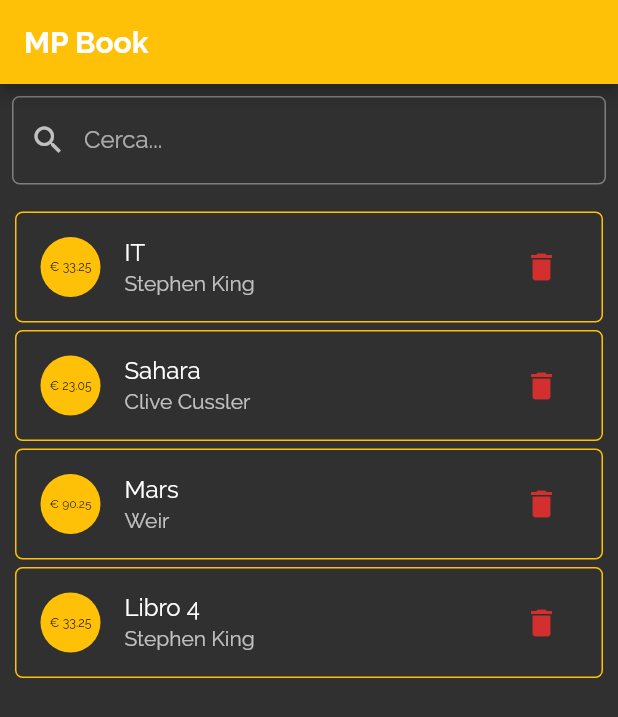
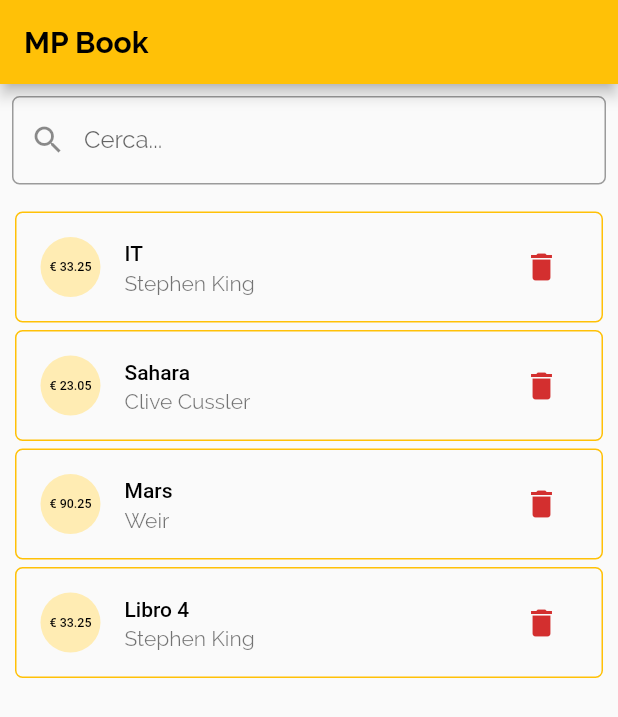
Before and after one commit to mattepuffo/book_flutter, a Flutter app: the screen it shows after launch, on a phone screen of 412 x 824 dp. Shown: the top 717 px of the screen. Run offline on Flutter 3.47's test engine with Material 2 defaults, Android fonts, the phone set to English and light mode, and no system bars; Roboto replaces fonts that are missing (Hind).

```diff
--- a/lib/main.dart
+++ b/lib/main.dart
@@ -15,13 +15,12 @@ class MyApp extends StatelessWidget {
       title: 'MP Book',
       theme: ThemeData(
         fontFamily: 'Raleway',
-        brightness: Brightness.dark,
-        primaryColor: Colors.amber,
+        // brightness: Brightness.dark,
         primarySwatch: Colors.amber,
         textTheme: const TextTheme(
           // headline1: TextStyle(fontWeight: FontWeight.bold),
           headline6: TextStyle(fontWeight: FontWeight.bold),
-          bodyText1: TextStyle(fontSize: 14.0, fontFamily: 'Hind'),
+          bodyText1: TextStyle(fontSize: 14.0, fontFamily: 'Hind',color: Colors.black),
         ),
         elevatedButtonTheme: ElevatedButtonThemeData(
           style: ElevatedButton.styleFrom(
@@ -43,9 +42,9 @@ class MyHomePage extends StatefulWidget {
 }
 
 class _MyHomePageState extends State<MyHomePage> {
-  TextEditingController searchController = TextEditingController();
+  final TextEditingController _searchController = TextEditingController();
 
-  final List<Book> bookList = [
+  final List<Book> _bookList = [
     Book(
       id: 1,
       title: 'IT',
@@ -99,32 +98,32 @@ class _MyHomePageState extends State<MyHomePage> {
       dataAggiunta: DateTime.now(),
     ),
   ];
-  List<Book> copyList = <Book>[];
+  final List<Book> _copyList = <Book>[];
 
   @override
   void initState() {
-    copyList.addAll(bookList);
+    _copyList.addAll(_bookList);
     super.initState();
   }
 
   void cercaLibro(String query) {
     if (query.isNotEmpty) {
       List<Book> searchList = <Book>[];
-      for (Book book in bookList) {
+      for (Book book in _bookList) {
         if (book.title!.toLowerCase().contains(query.toLowerCase()) ||
             book.author!.toLowerCase().contains(query.toLowerCase())) {
           searchList.add(book);
         }
       }
       setState(() {
-        copyList.clear();
-        copyList.addAll(searchList);
+        _copyList.clear();
+        _copyList.addAll(searchList);
       });
       return;
     } else {
       setState(() {
-        copyList.clear();
-        copyList.addAll(bookList);
+        _copyList.clear();
+        _copyList.addAll(_bookList);
       });
     }
   }
@@ -134,7 +133,7 @@ class _MyHomePageState extends State<MyHomePage> {
     return Scaffold(
       appBar: AppBar(
         title: const Text('MP Book'),
-        backgroundColor: Colors.amber,
+        // backgroundColor: Colors.amber,
       ),
       body: Column(
         children: <Widget>[
@@ -144,7 +143,7 @@ class _MyHomePageState extends State<MyHomePage> {
               onChanged: (value) {
                 cercaLibro(value);
               },
-              controller: searchController,
+              controller: _searchController,
               decoration: const InputDecoration(
                 labelText: "Cerca...",
                 hintText: "Cerca...",
@@ -158,13 +157,28 @@ class _MyHomePageState extends State<MyHomePage> {
             ),
           ),
           Expanded(
-            child: ListView.builder(
-              padding: const EdgeInsets.all(10.0),
-              itemCount: copyList.length,
-              itemBuilder: (ctx, i) => BookItem(
-                title: copyList[i].title,
-                author: copyList[i].author,
-                price: copyList[i].price,
+            child: RefreshIndicator(
+              displacement: 150,
+              backgroundColor: Colors.black38,
+              strokeWidth: 3,
+              triggerMode: RefreshIndicatorTriggerMode.onEdge,
+              onRefresh: () async {
+                _searchController.text = '';
+                await Future.delayed(const Duration(milliseconds: 1500));
+                setState(() {
+                  _copyList.clear();
+                  _copyList.addAll(_bookList);
+                });
+              },
+              child: ListView.builder(
+                padding: const EdgeInsets.all(10.0),
+                itemCount: _copyList.length,
+                physics: const AlwaysScrollableScrollPhysics(),
+                itemBuilder: (ctx, i) => BookItem(
+                  title: _copyList[i].title,
+                  author: _copyList[i].author,
+                  price: _copyList[i].price,
+                ),
               ),
             ),
           ),
--- a/lib/widgets/book_item.dart
+++ b/lib/widgets/book_item.dart
@@ -26,15 +26,21 @@ class BookItem extends StatelessWidget {
           ),
           leading: CircleAvatar(
             radius: 20,
-            backgroundColor: Theme.of(context).primaryColor,
+            // backgroundColor: Colors.purple,
             child: Padding(
               padding: const EdgeInsets.all(6),
               child: FittedBox(
-                child: Text('€ $price'),
+                child: Text(
+                  '€ $price',
+                  style: Theme.of(context).textTheme.bodyText1,
+                ),
               ),
             ),
           ),
-          title: Text(title!),
+          title: Text(
+            title!,
+            style: Theme.of(context).textTheme.bodyText1,
+          ),
           subtitle: Text(author!),
           trailing: MediaQuery.of(context).size.width > 460
               ? OutlinedButton.icon(
```
